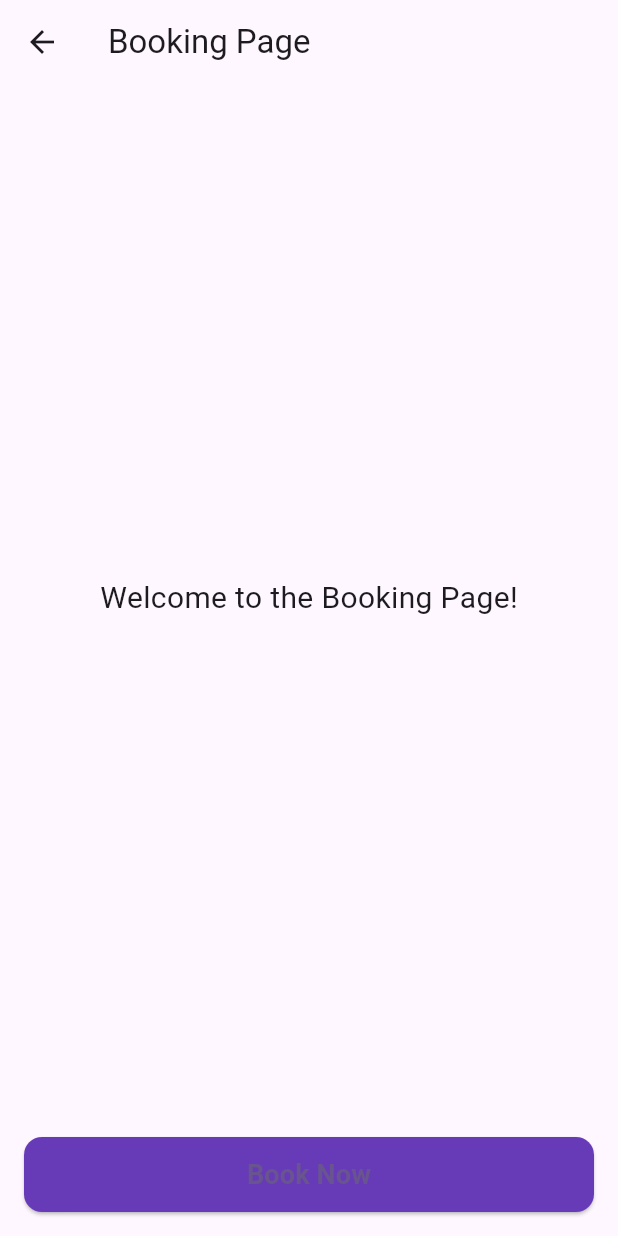
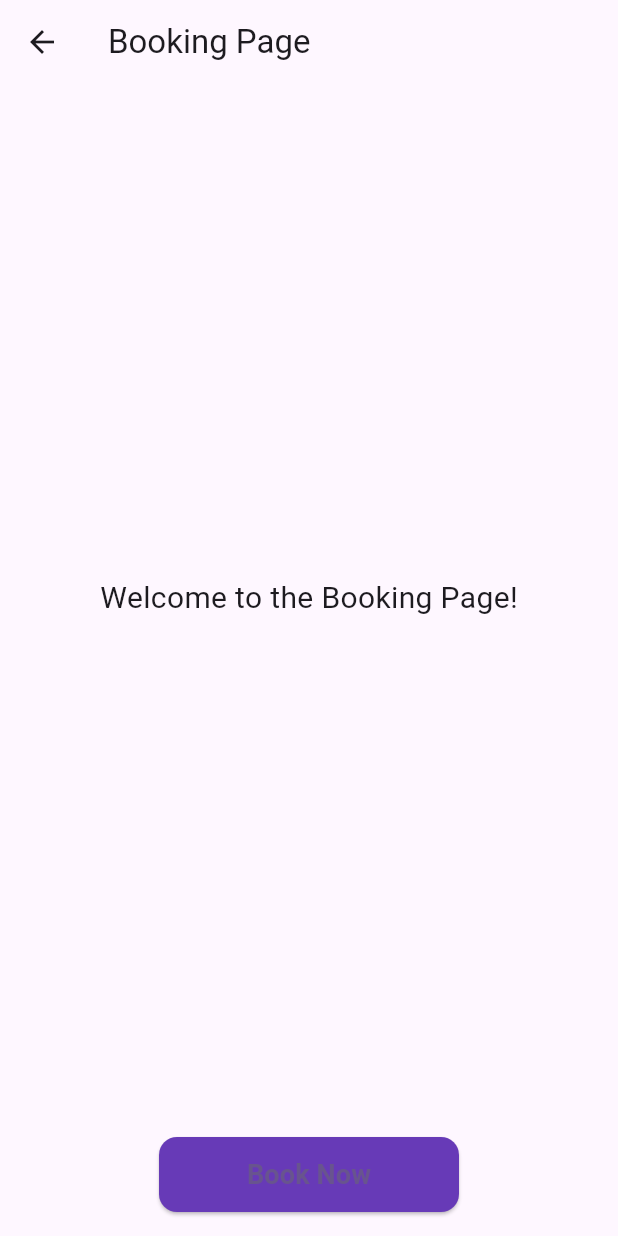
Before and after one commit to NathanNgatia/Travel-app, a Flutter app: the BookingPage screen opened directly, on a phone screen of 412 x 824 dp. Run offline on Flutter 3.47's test engine with Material 3 defaults, Android fonts, the light colour scheme and no system bars.

Commit message:
Fixed button size

```diff
--- a/lib/pages/booking_page.dart
+++ b/lib/pages/booking_page.dart
@@ -46,7 +46,7 @@ class _BookingPageState extends State<BookingPage> {
           Padding(
             padding: const EdgeInsets.all(16.0),
             child: SizedBox(
-              width: double.infinity,
+              width: 200,
               height: 50,
               child: ElevatedButton(
                 onPressed: isLoading ? null : _handleBooking,
```
